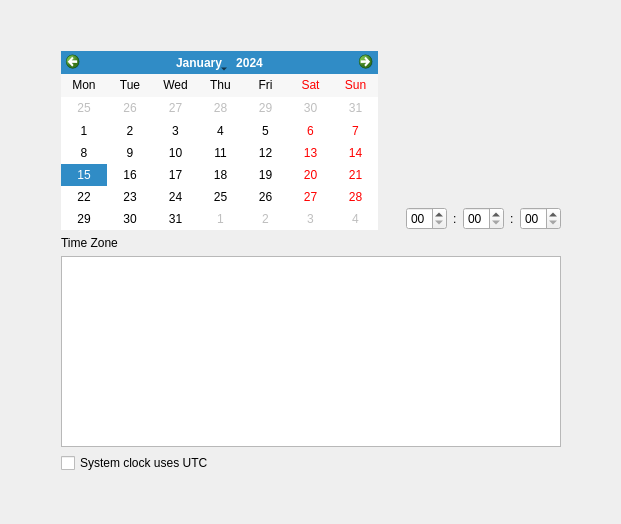
Above: yali4/gui/Ui/datetimewidget.ui from dadas45li/yali before the change. Below: the same form after it.
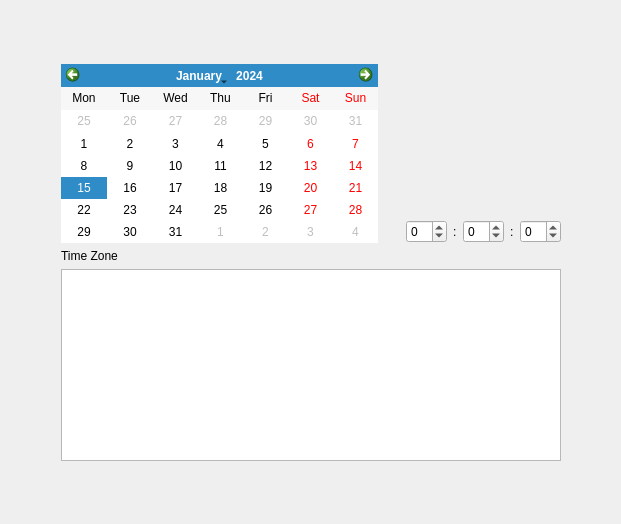
That is the form after the change. Custom widgets are drawn as their Qt base class.

Commit message: * Setting Date/Time done. * NTFS Type colors added. * Some flicker issues fixed.

The edit to the form file:
```diff
--- a/yali4/gui/Ui/datetimewidget.ui
+++ b/yali4/gui/Ui/datetimewidget.ui
@@ -16,7 +16,7 @@
    <string/>
   </property>
   <layout class="QGridLayout" >
-   <item row="0" column="1" colspan="3" >
+   <item row="0" column="1" colspan="7" >
     <spacer>
      <property name="orientation" >
       <enum>Qt::Vertical</enum>
@@ -29,7 +29,7 @@
      </property>
     </spacer>
    </item>
-   <item rowspan="2" row="1" column="0" >
+   <item rowspan="3" row="1" column="0" >
     <spacer>
      <property name="orientation" >
       <enum>Qt::Horizontal</enum>
@@ -42,7 +42,7 @@
      </property>
     </spacer>
    </item>
-   <item row="1" column="1" >
+   <item rowspan="2" row="1" column="1" >
     <widget class="QCalendarWidget" name="calendarWidget" >
      <property name="autoFillBackground" >
       <bool>false</bool>
@@ -67,7 +67,7 @@
      </property>
     </widget>
    </item>
-   <item row="1" column="2" >
+   <item rowspan="2" row="1" column="2" >
     <spacer>
      <property name="orientation" >
       <enum>Qt::Horizontal</enum>
@@ -83,9 +83,7 @@
      </property>
     </spacer>
    </item>
-   <item row="1" column="3" >
-    <layout class="QVBoxLayout" >
-     <item>
+   <item row="1" column="3" colspan="5" >
       <widget class="AnalogClock" name="analogClock" >
        <property name="minimumSize" >
         <size>
@@ -101,61 +99,67 @@
        </property>
       </widget>
      </item>
-     <item>
-      <layout class="QHBoxLayout" >
-       <item>
-        <widget class="QTimeEdit" name="timeHours" >
-         <property name="displayFormat" >
-          <string>HH</string>
+   <item rowspan="3" row="1" column="8" >
+    <spacer>
+     <property name="orientation" >
+      <enum>Qt::Horizontal</enum>
+     </property>
+     <property name="sizeHint" >
+      <size>
+       <width>40</width>
+       <height>20</height>
+      </size>
+     </property>
+    </spacer>
+   </item>
+   <item row="2" column="3" >
+    <widget class="QSpinBox" name="timeHours" >
+     <property name="wrapping" >
+      <bool>true</bool>
+     </property>
+     <property name="maximum" >
+      <number>23</number>
          </property>
         </widget>
        </item>
-       <item>
+   <item row="2" column="4" >
         <widget class="QLabel" name="label_2" >
          <property name="text" >
           <string>:</string>
          </property>
         </widget>
        </item>
-       <item>
-        <widget class="QTimeEdit" name="timeMinutes" >
-         <property name="displayFormat" >
-          <string>mm</string>
+   <item row="2" column="5" >
+    <widget class="QSpinBox" name="timeMinutes" >
+     <property name="wrapping" >
+      <bool>true</bool>
+     </property>
+     <property name="prefix" >
+      <string/>
+     </property>
+     <property name="maximum" >
+      <number>59</number>
          </property>
         </widget>
        </item>
-       <item>
+   <item row="2" column="6" >
         <widget class="QLabel" name="label_3" >
          <property name="text" >
           <string>:</string>
          </property>
         </widget>
        </item>
-       <item>
-        <widget class="QTimeEdit" name="timeSeconds" >
-         <property name="displayFormat" >
-          <string>ss</string>
+   <item row="2" column="7" >
+    <widget class="QSpinBox" name="timeSeconds" >
+     <property name="wrapping" >
+      <bool>true</bool>
+     </property>
+     <property name="maximum" >
+      <number>59</number>
          </property>
         </widget>
        </item>
-      </layout>
-     </item>
-    </layout>
-   </item>
-   <item rowspan="2" row="1" column="4" >
-    <spacer>
-     <property name="orientation" >
-      <enum>Qt::Horizontal</enum>
-     </property>
-     <property name="sizeHint" >
-      <size>
-       <width>40</width>
-       <height>20</height>
-      </size>
-     </property>
-    </spacer>
-   </item>
-   <item row="2" column="1" colspan="3" >
+   <item row="3" column="1" colspan="7" >
     <layout class="QVBoxLayout" >
      <item>
       <widget class="QLabel" name="label" >
@@ -174,16 +178,9 @@
        </property>
       </widget>
      </item>
-     <item>
-      <widget class="QCheckBox" name="isUTC" >
-       <property name="text" >
-        <string>System clock uses UTC</string>
-       </property>
-      </widget>
-     </item>
     </layout>
    </item>
-   <item row="3" column="1" colspan="3" >
+   <item row="4" column="1" colspan="7" >
     <spacer>
      <property name="orientation" >
       <enum>Qt::Vertical</enum>
```
Lines whose indentation alone changed are shown as unchanged. The commit also changes 4 other files.
